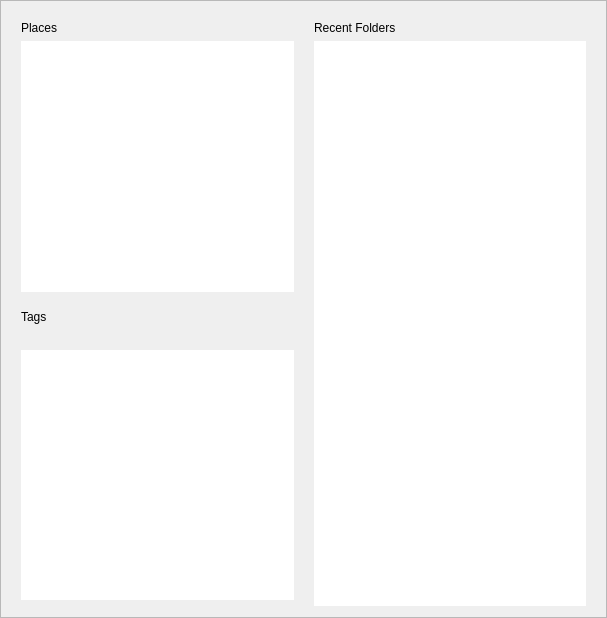
Old version of the form app/startpage.ui in the repository KDE/gwenview.
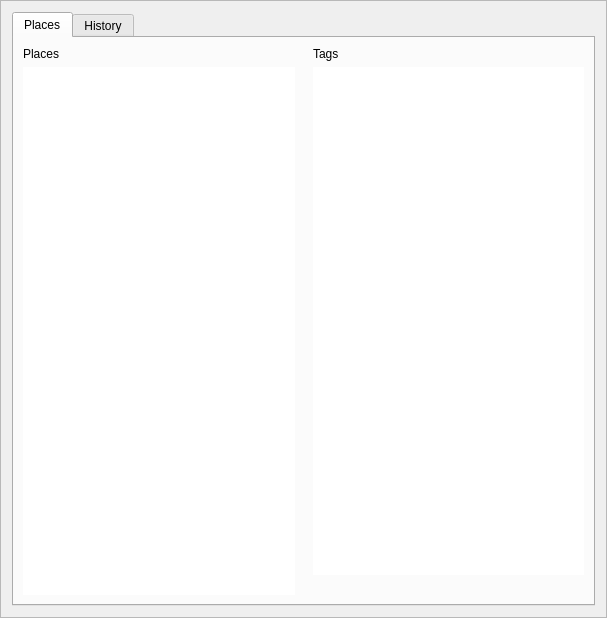
New version of the form. Custom widgets are drawn as their Qt base class.

Commit message: Started to rework start page. Ugly for now.

What changed in the file:
```diff
--- a/app/startpage.ui
+++ b/app/startpage.ui
@@ -18,42 +18,40 @@
   <property name="frameShadow" >
    <enum>QFrame::Sunken</enum>
   </property>
-  <layout class="QGridLayout" name="gridLayout_2" >
-   <property name="leftMargin" >
-    <number>20</number>
-   </property>
-   <property name="topMargin" >
-    <number>20</number>
-   </property>
-   <property name="rightMargin" >
-    <number>20</number>
-   </property>
-   <property name="horizontalSpacing" >
-    <number>20</number>
-   </property>
-   <item row="0" column="0" >
-    <widget class="QLabel" name="label" >
-     <property name="text" >
+  <layout class="QVBoxLayout" name="verticalLayout_2">
+   <item>
+    <widget class="KTabWidget" name="ktabwidget">
+     <property name="currentIndex">
+      <number>0</number>
+     </property>
+     <widget class="QWidget" name="placesTab">
+      <attribute name="title">
       <string>Places</string>
-     </property>
-     <property name="title" stdset="0" >
+      </attribute>
+      <layout class="QGridLayout" name="gridLayout">
+       <item row="0" column="0">
+        <widget class="QLabel" name="label">
+         <property name="text">
+          <string>Places</string>
+         </property>
+         <property name="title" stdset="0">
       <bool>true</bool>
      </property>
     </widget>
    </item>
-   <item row="0" column="1" >
-    <widget class="QLabel" name="label_2" >
-     <property name="text" >
-      <string>Recent Folders</string>
-     </property>
-     <property name="title" stdset="0" >
+       <item row="0" column="2">
+        <widget class="QLabel" name="mTagTitleLabel">
+         <property name="text">
+          <string>Tags</string>
+         </property>
+         <property name="title" stdset="0">
       <bool>true</bool>
      </property>
     </widget>
    </item>
-   <item row="1" column="0" >
-    <widget class="KFilePlacesView" name="mBookmarksView" >
-     <property name="frameShape" >
+       <item row="1" column="0" rowspan="2">
+        <widget class="KFilePlacesView" name="mBookmarksView">
+         <property name="frameShape">
       <enum>QFrame::NoFrame</enum>
      </property>
      <property name="iconSize" >
@@ -64,48 +62,38 @@
      </property>
     </widget>
    </item>
-   <item rowspan="6" row="1" column="1" >
-    <widget class="QListView" name="mRecentFoldersView" >
-     <property name="frameShape" >
-      <enum>QFrame::NoFrame</enum>
-     </property>
-     <property name="iconSize" >
-      <size>
-       <width>32</width>
-       <height>32</height>
-      </size>
-     </property>
-    </widget>
-   </item>
-   <item row="2" column="0" >
-    <spacer name="verticalSpacer_2" >
-     <property name="orientation" >
-      <enum>Qt::Vertical</enum>
-     </property>
-     <property name="sizeType" >
+       <item row="1" column="1">
+        <spacer name="verticalSpacer_2">
+         <property name="orientation">
+          <enum>Qt::Horizontal</enum>
+         </property>
+         <property name="sizeType">
       <enum>QSizePolicy::Fixed</enum>
      </property>
-     <property name="sizeHint" stdset="0" >
+         <property name="sizeHint" stdset="0">
       <size>
-       <width>20</width>
-       <height>12</height>
+           <width>12</width>
+           <height>20</height>
       </size>
      </property>
     </spacer>
    </item>
-   <item row="3" column="0" >
-    <widget class="QLabel" name="mTagTitleLabel" >
-     <property name="text" >
-      <string>Tags</string>
-     </property>
-     <property name="title" stdset="0" >
-      <bool>true</bool>
+       <item row="1" column="2">
+        <widget class="QListView" name="mTagView">
+         <property name="frameShape">
+          <enum>QFrame::NoFrame</enum>
+         </property>
+         <property name="iconSize">
+          <size>
+           <width>32</width>
+           <height>32</height>
+          </size>
      </property>
     </widget>
    </item>
-   <item row="4" column="0" >
-    <widget class="QLabel" name="mTagLabel" >
-     <property name="text" >
+       <item row="2" column="2">
+        <widget class="QLabel" name="mTagLabel">
+         <property name="text">
       <string/>
      </property>
      <property name="wordWrap" >
@@ -113,9 +101,26 @@
      </property>
     </widget>
    </item>
-   <item row="5" column="0" >
-    <widget class="QListView" name="mTagView" >
-     <property name="frameShape" >
+      </layout>
+     </widget>
+     <widget class="QWidget" name="historyTab">
+      <attribute name="title">
+       <string>History</string>
+      </attribute>
+      <layout class="QVBoxLayout" name="verticalLayout">
+       <item>
+        <widget class="QLabel" name="label_2">
+         <property name="text">
+          <string>Recent Folders</string>
+         </property>
+         <property name="title" stdset="0">
+          <bool>true</bool>
+         </property>
+        </widget>
+       </item>
+       <item>
+        <widget class="QListView" name="mRecentFoldersView">
+         <property name="frameShape">
       <enum>QFrame::NoFrame</enum>
      </property>
      <property name="iconSize" >
@@ -124,11 +129,21 @@
        <height>32</height>
       </size>
      </property>
+        </widget>
+       </item>
+      </layout>
+     </widget>
     </widget>
    </item>
   </layout>
  </widget>
  <customwidgets>
+  <customwidget>
+   <class>KTabWidget</class>
+   <extends>QTabWidget</extends>
+   <header>ktabwidget.h</header>
+   <container>1</container>
+  </customwidget>
   <customwidget>
    <class>KFilePlacesView</class>
    <extends>QListView</extends>
```
Left out of the diff: 21 changed lines with no effect on the pictures. Lines whose indentation alone changed are shown as unchanged.
